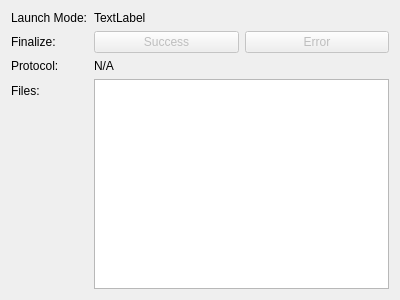
The window that activationtargets/form.ui (mauricek/qt_uwp_snippets) describes before a commit, drawn with Qt 5.
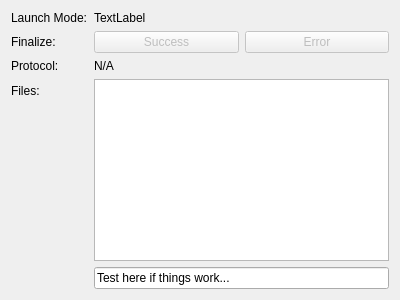
The same window after the commit.

Commit message: add a line edit to showcase the app is alive

Diff of the .ui file:
```diff
--- a/activationtargets/form.ui
+++ b/activationtargets/form.ui
@@ -83,6 +83,13 @@
    <item row="3" column="1">
     <widget class="QListWidget" name="fileList"/>
    </item>
+   <item row="4" column="1">
+    <widget class="QLineEdit" name="lineEdit">
+     <property name="text">
+      <string>Test here if things work...</string>
+     </property>
+    </widget>
+   </item>
   </layout>
  </widget>
  <resources/>
```
